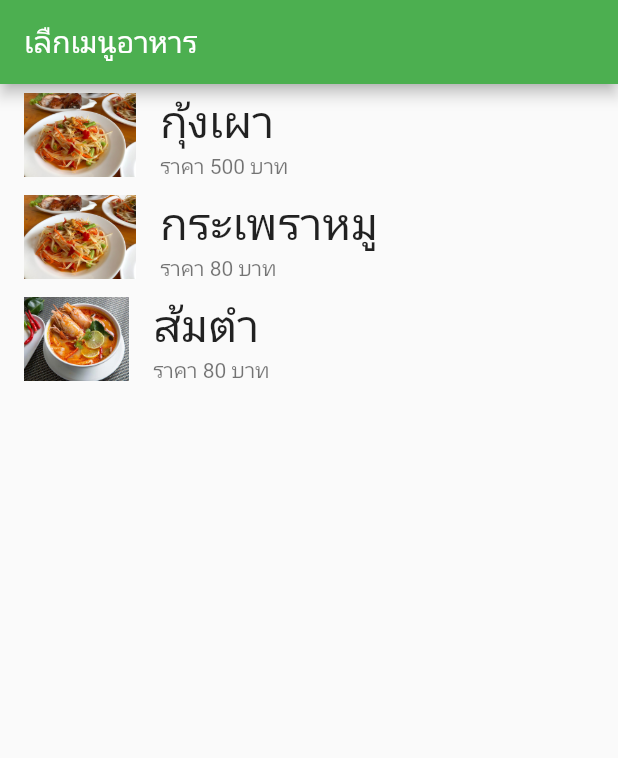
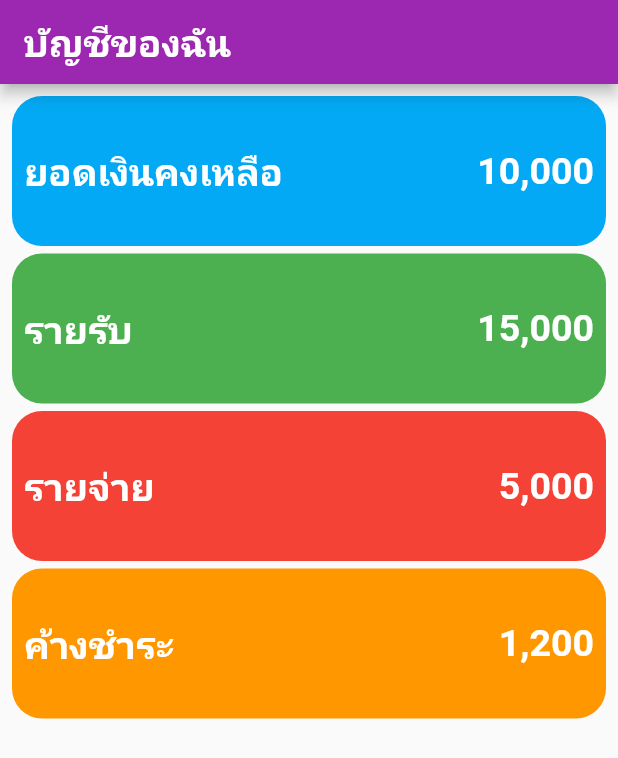
Before and after one commit to codenuk/Flutter-Experiment, a Flutter app: the screen it shows after launch, on a phone screen of 412 x 824 dp. Shown: the top 758 px of the screen. Run offline on Flutter 3.47's test engine with Material 2 defaults, Android fonts, the phone set to English and light mode, and no system bars.

Commit message:
update layout

```diff
--- a/lib/FoodMenu.dart
+++ /dev/null
@@ -1,7 +0,0 @@
-class FoodMenu {
-  String name;
-  String price;
-  String img;
-
-  FoodMenu(this.name, this.price, this.img);
-}
--- a/lib/main.dart
+++ b/lib/main.dart
@@ -1,7 +1,6 @@
 // ignore_for_file: prefer_const_constructors, avoid_print, prefer_const_literals_to_create_immutables
 
 import 'package:flutter/material.dart';
-import 'FoodMenu.dart';
 
 void main() {
   print("hello");
@@ -17,7 +16,7 @@ class MyApp extends StatelessWidget {
     return MaterialApp(
       title: 'hello',
       home: MyHomePage(),
-      theme: ThemeData(primarySwatch: Colors.green),
+      theme: ThemeData(primarySwatch: Colors.purple),
     );
   }
 }
@@ -31,33 +30,161 @@ class MyHomePage extends StatefulWidget {
 }
 
 class _MyHomePageState extends State<MyHomePage> {
-  // กลุ่มข้อมูล
-  List<FoodMenu> menu = [
-    FoodMenu("กุ้งเผา", '500', 'assets/images/1.jpeg'),
-    FoodMenu("กระเพราหมู", '80', 'assets/images/1.jpeg'),
-    FoodMenu("ส้มตำ", '80', 'assets/images/2.jpeg'),
-  ];
-
   @override
   Widget build(BuildContext context) {
     return Scaffold(
       appBar: AppBar(
-        title: const Text('เลืกเมนูอาหาร'),
+        title: const Text(
+          'บัญชีของฉัน',
+          style: TextStyle(
+            fontSize: 25,
+            color: Colors.white,
+            fontWeight: FontWeight.bold,
+          ),
+        ),
       ),
-      body: ListView.builder(
-          itemCount: menu.length,
-          itemBuilder: (BuildContext context, int index) {
-            FoodMenu food = menu[index];
-
-            return ListTile(
-              leading: Image.asset(food.img),
-              title: Text(food.name, style: TextStyle(fontSize: 30),),
-              subtitle: Text("ราคา "+food.price+" บาท"),
-              onTap: () {
-                print('คุณเลือกเมนูอาหารชื่อว่า'+ food.name);
-              },
-            );
-          }),
+      body: Padding(
+        padding: const EdgeInsets.all(8.0),
+        child: Column(
+          children: [
+            Container(
+              decoration: BoxDecoration(
+                  color: Colors.lightBlue,
+                  borderRadius: BorderRadius.circular(20)),
+              height: 100,
+              child: Padding(
+                padding: const EdgeInsets.all(8.0),
+                child: Row(
+                  crossAxisAlignment: CrossAxisAlignment.center,
+                  children: [
+                    Text(
+                      "ยอดเงินคงเหลือ",
+                      style: TextStyle(
+                        fontSize: 25,
+                        color: Colors.white,
+                        fontWeight: FontWeight.bold,
+                      ),
+                    ),
+                    Expanded(
+                      child: Text(
+                        "10,000",
+                        style: TextStyle(
+                          fontSize: 25,
+                          color: Colors.white,
+                          fontWeight: FontWeight.bold,
+                        ),
+                        textAlign: TextAlign.right,
+                      ),
+                    ),
+                  ],
+                ),
+              ),
+            ),
+            SizedBox(
+              height: 5,
+            ),
+            Container(
+              decoration: BoxDecoration(
+                  color: Colors.green, borderRadius: BorderRadius.circular(20)),
+              height: 100,
+              child: Padding(
+                padding: const EdgeInsets.all(8.0),
+                child: Row(
+                  children: [
+                    Text(
+                      "รายรับ",
+                      style: TextStyle(
+                        fontSize: 25,
+                        color: Colors.white,
+                        fontWeight: FontWeight.bold,
+                      ),
+                    ),
+                    Expanded(
+                      child: Text(
+                        "15,000",
+                        style: TextStyle(
+                          fontSize: 25,
+                          color: Colors.white,
+                          fontWeight: FontWeight.bold,
+                        ),
+                        textAlign: TextAlign.right,
+                      ),
+                    ),
+                  ],
+                ),
+              ),
+            ),
+            SizedBox(
+              height: 5,
+            ),
+            Container(
+              decoration: BoxDecoration(
+                  color: Colors.red, borderRadius: BorderRadius.circular(20)),
+              height: 100,
+              child: Padding(
+                padding: const EdgeInsets.all(8.0),
+                child: Row(
+                  children: [
+                    Text(
+                      "รายจ่าย",
+                      style: TextStyle(
+                        fontSize: 25,
+                        color: Colors.white,
+                        fontWeight: FontWeight.bold,
+                      ),
+                    ),
+                    Expanded(
+                      child: Text(
+                        "5,000",
+                        style: TextStyle(
+                          fontSize: 25,
+                          color: Colors.white,
+                          fontWeight: FontWeight.bold,
+                        ),
+                        textAlign: TextAlign.right,
+                      ),
+                    ),
+                  ],
+                ),
+              ),
+            ),
+            SizedBox(
+              height: 5,
+            ),
+            Container(
+              decoration: BoxDecoration(
+                  color: Colors.orange, borderRadius: BorderRadius.circular(20)),
+              height: 100,
+              child: Padding(
+                padding: const EdgeInsets.all(8.0),
+                child: Row(
+                  children: [
+                    Text(
+                      "ค้างชำระ",
+                      style: TextStyle(
+                        fontSize: 25,
+                        color: Colors.white,
+                        fontWeight: FontWeight.bold,
+                      ),
+                    ),
+                    Expanded(
+                      child: Text(
+                        "1,200",
+                        style: TextStyle(
+                          fontSize: 25,
+                          color: Colors.white,
+                          fontWeight: FontWeight.bold,
+                        ),
+                        textAlign: TextAlign.right,
+                      ),
+                    ),
+                  ],
+                ),
+              ),
+            ),
+          ],
+        ),
+      ),
     );
   }
 }
```
